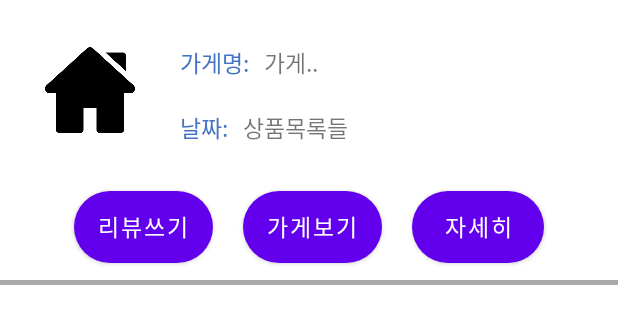
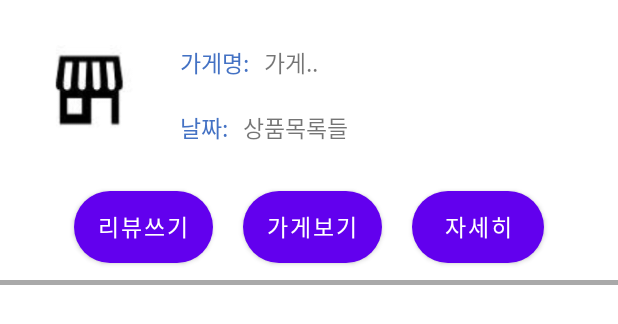
Before and after one commit to jangwonyoon/smart_laundryApp_android, an Android app: the layout user_order_record_info.xml on its own in the app's theme, with its tools: preview values and no code run, on a phone screen of 412 x 824 dp. Shown: the top 324 px of the screen. Run offline under Robolectric (Android 15) with nearby library versions, the light colour scheme and no system bars; network calls fail.

Commit message:
user_order_record_info

```diff
--- a/user/app/src/main/res/layout/user_order_record_info.xml
+++ b/user/app/src/main/res/layout/user_order_record_info.xml
@@ -10,30 +10,25 @@
         android:orientation="vertical"
         android:layout_marginTop="30dp"
         >
-
         <LinearLayout
             android:layout_width="match_parent"
             android:layout_height="wrap_content"
             >
-
             <ImageView
                 android:layout_width="60dp"
                 android:layout_height="60dp"
-                android:background="@drawable/home"
+                android:background="@drawable/store_icon"
                 android:layout_marginLeft="30dp"
                 />
-
             <LinearLayout
                 android:layout_width="match_parent"
                 android:layout_height="wrap_content"
                 android:orientation="vertical"
                 >
-
                 <LinearLayout
                     android:layout_width="match_parent"
                     android:layout_height="wrap_content"
                     >
-
                     <TextView
                         android:layout_marginLeft="30dp"
                         android:layout_width="wrap_content"
@@ -50,7 +45,6 @@
                         android:layout_marginLeft="10dp"
                         />
                 </LinearLayout>
-
                 <LinearLayout
                     android:layout_width="match_parent"
                     android:layout_height="wrap_content"
@@ -73,27 +67,21 @@
                         android:layout_marginLeft="10dp"
                         />
                 </LinearLayout>
-
-
             </LinearLayout>
-
         </LinearLayout>
-
         <LinearLayout
             android:layout_width="match_parent"
             android:layout_height="70dp"
             android:gravity="center"
             android:layout_marginTop="20dp"
             >
-
             <Button
                 android:id="@+id/review"
-               android:layout_width="wrap_content"
+                android:layout_width="wrap_content"
                 android:layout_height="wrap_content"
                 android:text="리뷰쓰기"
                 android:textSize="15dp"
                 android:background="@drawable/buttonshape"/>
-
             <Button
                 android:id="@+id/intostore"
                 android:layout_width="wrap_content"
@@ -103,7 +91,6 @@
                 android:text="가게보기"
                 android:textSize="15dp"
                 android:background="@drawable/buttonshape"/>
-
             <Button
                 android:id="@+id/detail"
                 android:layout_width="wrap_content"
@@ -112,13 +99,10 @@
                 android:textSize="15dp"
                 android:background="@drawable/buttonshape"/>
         </LinearLayout>
-
         <View
             android:layout_width="match_parent"
             android:layout_height="3dp"
             android:background="@color/grey"
             />
     </LinearLayout>
-
-
 </RelativeLayout>
```
Also changed, not shown: user/app/src/main/res/drawable-v24/store_icon.png (added).
